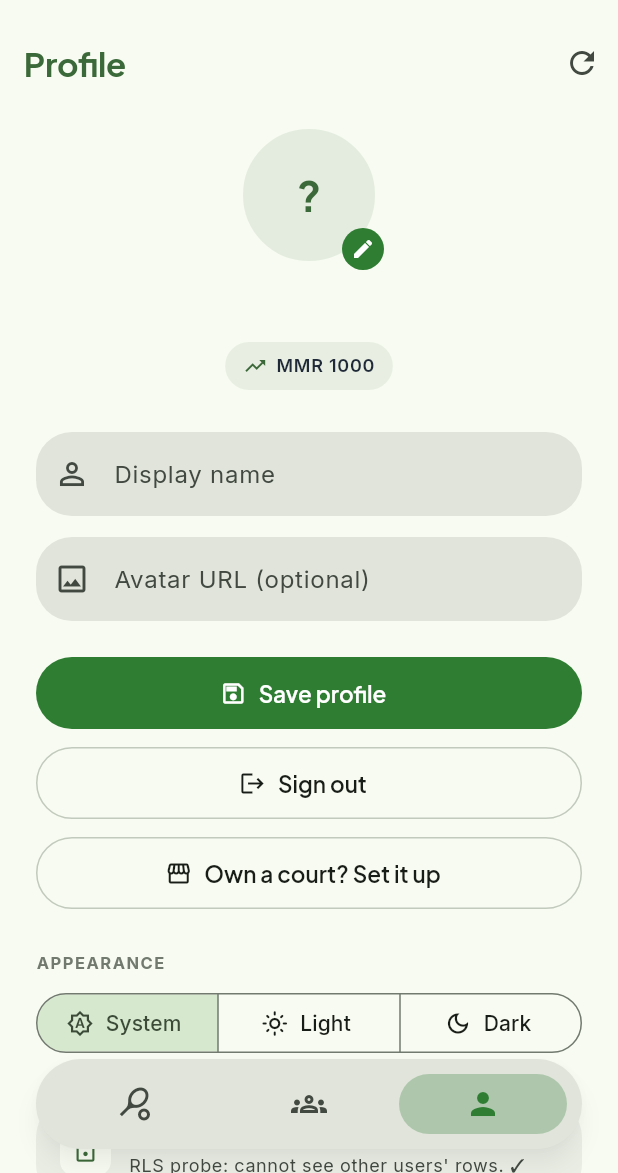
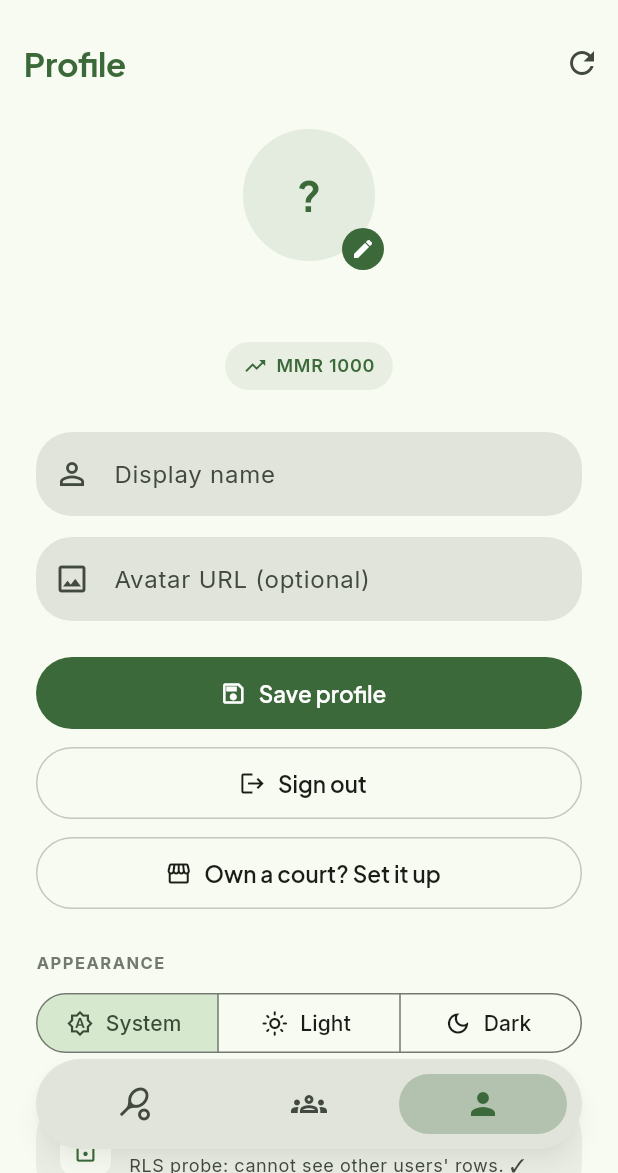
Before and after one commit to ygglue/dinkSync, a Flutter app: the ProfileScreen screen opened by its route, on a phone screen of 412 x 824 dp, the part 63-1236 px from its top. Run offline on Flutter 3.47's test engine with Material 3 defaults, Android fonts, the phone set to English and light mode, and no system bars; our stand-ins replace flutter_dotenv, flutter_riverpod, go_router, google_fonts, shared_preferences, supabase_flutter; accounts and stored records are empty; network calls fail.

Commit message:
fix(theme): single adaptive brand green from colorScheme
The app mixed a fixed deep green (kBrandGreen #2E7D32) with the M3-derived
colorScheme.primary, so in dark mode the pale "dinkSync" title green sat
next to deep-green buttons/nav. Remove the fixed constant and drive all
brand green from colorScheme.primary / onPrimary, so there is one
mode-correct green everywhere (deep in light, pale in dark) that matches
the title in both modes.

- theme.dart: filled buttons use scheme.primary/onPrimary; kBrandGreen
  removed, seed kept privately as the palette source.
- nav, mode dropdown, booking timeline/day chips, lobby, profile avatar,
  auth + subscription selectors: kBrandGreen -> scheme.primary, white
  text on green -> scheme.onPrimary.
- Replace light-only hardcoded colors (#F1F5F9, #1F2937) with scheme
  tokens so chips/segments adapt in dark mode.

Co-Authored-By: Claude Opus 4.8 (1M context) <noreply@anthropic.com>

```diff
--- a/app/lib/app/theme.dart
+++ b/app/lib/app/theme.dart
@@ -5,17 +5,19 @@ import 'package:google_fonts/google_fonts.dart';
 /// are fully round instead. See the `dinksync-ui` skill.
 const double kRadius = 24.0;
 
-/// Deep court green used for filled CTAs and the selected toggle segment in
-/// BOTH light and dark mode. In dark mode `colorScheme.primary` resolves to a
-/// pale green that looks wrong on a filled button, so CTAs pin this value with
-/// white text. Everything else is driven from the colorScheme.
-const Color kBrandGreen = Color(0xFF2E7D32);
+/// Court-green seed for the Material 3 palette. The brand green is taken from
+/// the generated `colorScheme.primary`, which adapts per brightness (a deep
+/// green in light mode, a pale green in dark mode) and pairs with
+/// `colorScheme.onPrimary` on filled surfaces. Everything brand-green reads
+/// from the colorScheme, so there is a single mode-correct green app-wide
+/// rather than a fixed colour fighting the scheme.
+const Color _kBrandSeed = Color(0xFF2E7D32);
 
 /// Theme for dinkSync — the "Clean & Minimal, Rounded" design system: court
 /// green accent on calm surfaces, Plus Jakarta Sans headlines + Inter body,
 /// 24px rounded shapes. Color is used sparingly; layout leans on whitespace.
 class AppTheme {
-  static const _seed = kBrandGreen; // court green
+  static const _seed = _kBrandSeed; // court green
 
   /// Headline font (Plus Jakarta Sans) layered over the Inter body text theme.
   static TextTheme _textTheme(TextTheme base) {
@@ -67,8 +69,8 @@ class AppTheme {
       ),
       filledButtonTheme: FilledButtonThemeData(
         style: FilledButton.styleFrom(
-          backgroundColor: kBrandGreen,
-          foregroundColor: Colors.white,
+          backgroundColor: scheme.primary,
+          foregroundColor: scheme.onPrimary,
           minimumSize: const Size.fromHeight(48),
           textStyle: GoogleFonts.plusJakartaSans(
             fontWeight: FontWeight.w600,
--- a/app/lib/features/lobby/lobby_screen.dart
+++ b/app/lib/features/lobby/lobby_screen.dart
@@ -58,7 +58,7 @@ class _LobbyScreenState extends ConsumerState<LobbyScreen> {
                     Icon(
                       Icons.stadium_outlined,
                       color: _selectedCourt != null
-                          ? kBrandGreen
+                          ? scheme.primary
                           : scheme.onSurfaceVariant,
                     ),
                     const SizedBox(width: 12),
@@ -143,7 +143,7 @@ class _PlayerSlot extends StatelessWidget {
             child: Text(
               initial,
               style: theme.textTheme.headlineSmall?.copyWith(
-                color: kBrandGreen,
+                color: scheme.primary,
                 fontWeight: FontWeight.bold,
               ),
             ),
--- a/app/lib/features/owner/subscription_screen.dart
+++ b/app/lib/features/owner/subscription_screen.dart
@@ -64,14 +64,14 @@ class _SubscriptionScreenState extends ConsumerState<SubscriptionScreen> {
           color: scheme.surfaceContainerHighest,
           borderRadius: BorderRadius.circular(kRadius),
           border: Border.all(
-            color: selected ? kBrandGreen : scheme.outlineVariant,
+            color: selected ? scheme.primary : scheme.outlineVariant,
             width: selected ? 2 : 1,
           ),
         ),
         child: Row(
           children: [
             Icon(selected ? Icons.radio_button_checked : Icons.radio_button_off,
-                color: selected ? kBrandGreen : scheme.onSurfaceVariant),
+                color: selected ? scheme.primary : scheme.onSurfaceVariant),
             const SizedBox(width: 12),
             Expanded(
               child: Column(
--- a/app/lib/features/profile/profile_screen.dart
+++ b/app/lib/features/profile/profile_screen.dart
@@ -199,15 +199,15 @@ class _ProfileScreenState extends ConsumerState<ProfileScreen> {
                           right: -2,
                           bottom: -2,
                           child: Material(
-                            color: kBrandGreen,
+                            color: scheme.primary,
                             shape: const CircleBorder(),
                             child: InkWell(
                               customBorder: const CircleBorder(),
                               onTap: () => _avatarFocus.requestFocus(),
-                              child: const Padding(
-                                padding: EdgeInsets.all(6),
+                              child: Padding(
+                                padding: const EdgeInsets.all(6),
                                 child: Icon(Icons.edit,
-                                    size: 16, color: Colors.white),
+                                    size: 16, color: scheme.onPrimary),
                               ),
                             ),
                           ),
@@ -372,7 +372,7 @@ class _StatChip extends StatelessWidget {
     final scheme = Theme.of(context).colorScheme;
     final bg = tinted
         ? scheme.primary.withValues(alpha: 0.08)
-        : const Color(0xFFF1F5F9);
+        : scheme.surfaceContainerHighest;
     final fg = tinted ? scheme.primary : scheme.onSurfaceVariant;
     return Container(
       padding: const EdgeInsets.symmetric(horizontal: 12, vertical: 8),
@@ -389,7 +389,7 @@ class _StatChip extends StatelessWidget {
             label,
             style: Theme.of(context).textTheme.labelMedium?.copyWith(
                   fontWeight: FontWeight.w600,
-                  color: const Color(0xFF1F2937),
+                  color: fg,
                 ),
           ),
         ],
--- a/app/lib/features/shell/floating_nav_bar.dart
+++ b/app/lib/features/shell/floating_nav_bar.dart
@@ -1,6 +1,4 @@
 import 'package:flutter/material.dart';
-
-import '../../app/theme.dart';
 
 class FloatingNavDestination {
   const FloatingNavDestination({
@@ -55,7 +53,7 @@ class FloatingNavBar extends StatelessWidget {
                     child: Container(
                       margin: const EdgeInsets.all(2),
                       decoration: BoxDecoration(
-                        color: kBrandGreen.withValues(alpha: 0.28),
+                        color: scheme.primary.withValues(alpha: 0.28),
                         borderRadius: BorderRadius.circular(100),
                       ),
                     ),
@@ -105,7 +103,7 @@ class _NavItem extends StatelessWidget {
         child: Center(
           child: IconTheme(
             data: IconThemeData(
-              color: selected ? kBrandGreen : scheme.onSurfaceVariant,
+              color: selected ? scheme.primary : scheme.onSurfaceVariant,
               size: 24,
             ),
             child: selected ? destination.selectedIcon : destination.icon,
--- a/app/lib/features/shell/mode_dropdown.dart
+++ b/app/lib/features/shell/mode_dropdown.dart
@@ -1,7 +1,6 @@
 import 'package:flutter/material.dart';
 import 'package:flutter_riverpod/flutter_riverpod.dart';
 
-import '../../app/theme.dart';
 import '../../data/app_mode.dart';
 import '../../data/capabilities.dart';
 
@@ -176,7 +175,7 @@ class _ModeRow extends StatelessWidget {
             const SizedBox(width: 12),
             Icon(
               selected ? Icons.check_circle_rounded : Icons.circle_outlined,
-              color: selected ? kBrandGreen : scheme.outlineVariant,
+              color: selected ? scheme.primary : scheme.outlineVariant,
             ),
           ],
         ),
```
Also changed, not shown: app/lib/features/auth/auth_screen.dart (+5 -3 lines), app/lib/features/lobby/court_booking_screen.dart (+4 -5 lines).
